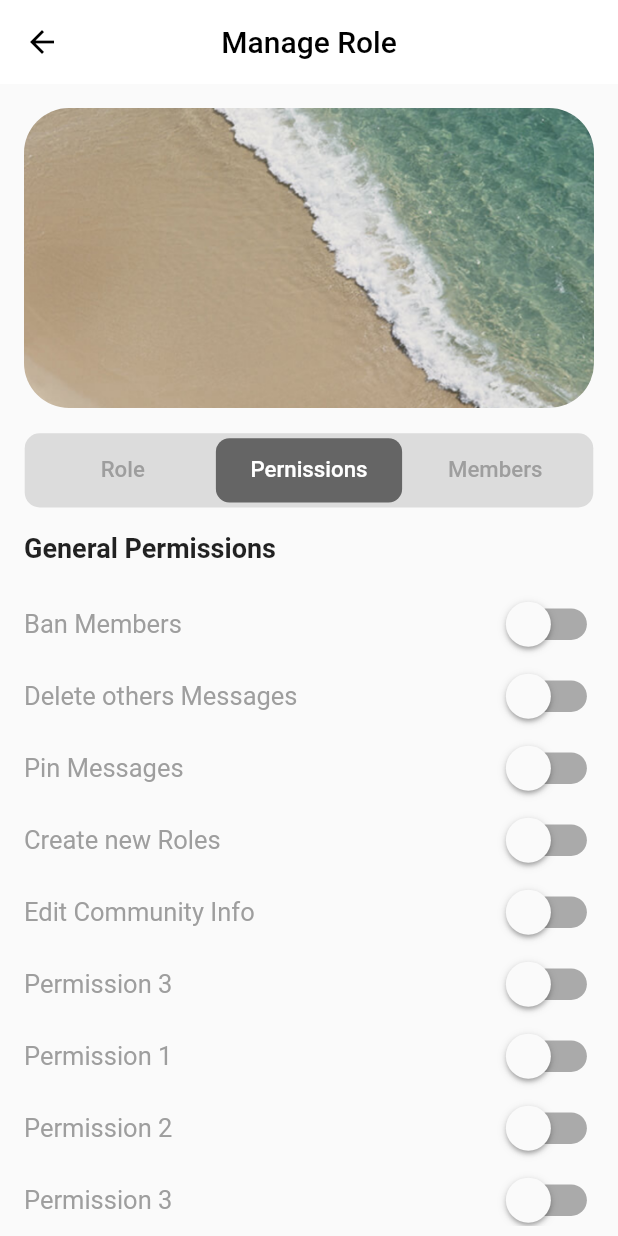
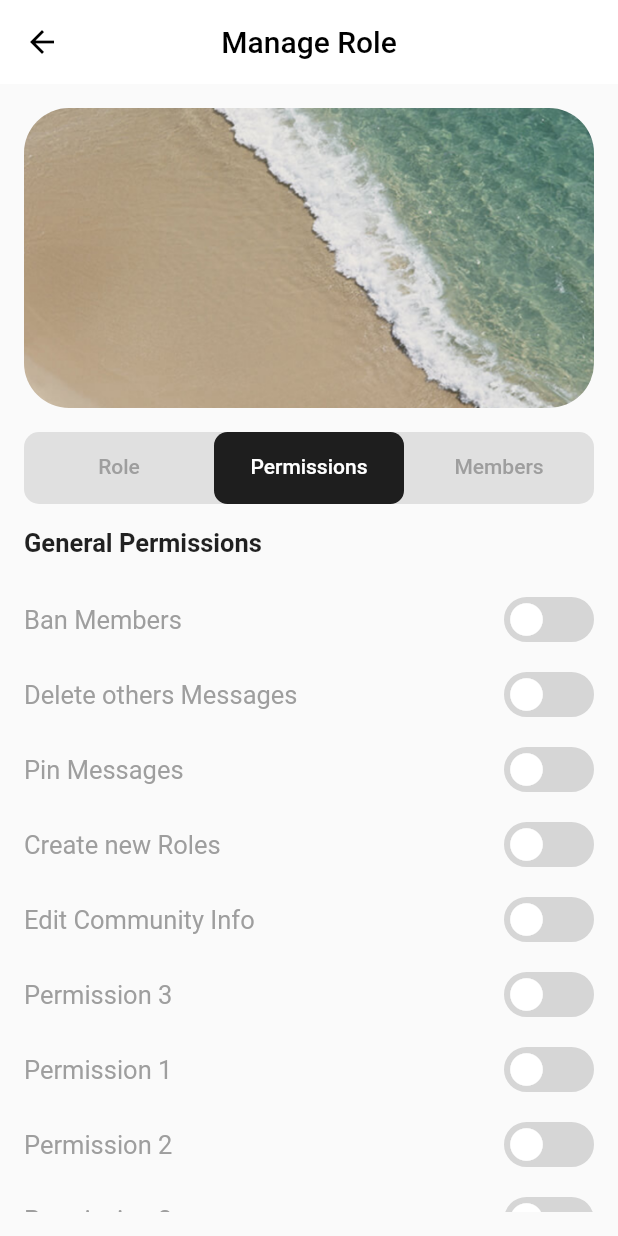
Before and after one commit to Priyanshu-Mallick/InternAssignment, a Flutter app: the screen it shows after launch, on a phone screen of 412 x 824 dp. Run offline on Flutter 3.47's test engine with Material 2 defaults, Android fonts, the phone set to English and light mode, and no system bars.

Commit message:
2nd Submission

```diff
--- a/Assignment/lib/assignment_screen.dart
+++ b/Assignment/lib/assignment_screen.dart
@@ -1,16 +1,17 @@
 import 'package:flutter/material.dart';
 
-class AssignmentScrren extends StatefulWidget {
-  const AssignmentScrren({super.key});
+class AssignmentScreen extends StatefulWidget {
+  const AssignmentScreen({Key? key}) : super(key: key);
 
   @override
-  State<AssignmentScrren> createState() => _AssignmentScrrenState();
+  State<AssignmentScreen> createState() => _AssignmentScreenState();
 }
 
-class _AssignmentScrrenState extends State<AssignmentScrren> with SingleTickerProviderStateMixin{
-
+class _AssignmentScreenState extends State<AssignmentScreen>
+    with SingleTickerProviderStateMixin {
   late TabController _tabController;
 
+  @override
   void initState() {
     super.initState();
     _tabController = TabController(length: 3, vsync: this, initialIndex: 1);
@@ -24,8 +25,6 @@ class _AssignmentScrrenState extends State<AssignmentScrren> with SingleTickerPr
 
   @override
   Widget build(BuildContext context) {
-
-    final screenWidth = MediaQuery.of(context).size.width;
     final screenHeight = MediaQuery.of(context).size.height;
 
     return Scaffold(
@@ -43,54 +42,45 @@ class _AssignmentScrrenState extends State<AssignmentScrren> with SingleTickerPr
             color: Colors.black,
           ),
           onPressed: () {
-            // Add navigation logic here
+            Navigator.of(context).pop();
           },
         ),
       ),
-      body: SingleChildScrollView(
-        physics: BouncingScrollPhysics(),
-        child: Column(
-          children: [
-            Padding(
+      body: NestedScrollView(
+        headerSliverBuilder: (BuildContext context, bool innerBoxIsScrolled) {
+          return <Widget>[
+            SliverToBoxAdapter(
+              child: Padding(
                 padding: EdgeInsets.all(16.0),
                 child: ClipRRect(
                   borderRadius: BorderRadius.circular(30.0),
                   child: Image.asset(
-                  'assets/ex.png', // Replace with the correct path to your image
+                    'assets/ex.png',
                     width: double.infinity,
-                  height: 200, // Adjust the height as needed
+                    height: 200,
                     fit: BoxFit.cover,
                   ),
                 ),
               ),
-            Padding(
-              padding:EdgeInsets.symmetric(
-                  horizontal: screenWidth * 0.04,
-                  vertical: screenHeight * 0.001),
-              child: Container(
-                height: screenHeight * 0.06,
-                // Set the desired height for the TabBar
-                padding: EdgeInsets.all(screenWidth * 0.008),
-                decoration: BoxDecoration(
-                  color: Colors.black12,
-                  borderRadius: BorderRadius.circular(10.0),
             ),
-                child: TabBar(
+            SliverPersistentHeader(
+              delegate: _SliverAppBarDelegate(
+                TabBar(
                   controller: _tabController,
-                  labelStyle: TextStyle(fontSize: screenHeight*0.018),
+                  labelStyle: TextStyle(fontSize: screenHeight * 0.017),
                   tabs: const [
                     Tab(
                       text: 'Role',
                     ),
                     Tab(
-                      text: 'Pernissions',
+                      text: 'Permissions',
                     ),
                     Tab(
                       text: 'Members',
                     ),
                   ],
                   indicator: BoxDecoration(
-                    color: Colors.black54,
+                    color: Colors.black87,
                     borderRadius: BorderRadius.circular(9.0),
                   ),
                   labelColor: Colors.white,
@@ -98,10 +88,11 @@ class _AssignmentScrrenState extends State<AssignmentScrren> with SingleTickerPr
                   physics: BouncingScrollPhysics(),
                 ),
               ),
+              pinned: true,
             ),
-            Container(
-              height: screenHeight * 0.6,
-              child: TabBarView(
+          ];
+        },
+        body: TabBarView(
           controller: _tabController,
           children: [
             RoleContent(),
@@ -110,19 +101,42 @@ class _AssignmentScrrenState extends State<AssignmentScrren> with SingleTickerPr
           ],
         ),
       ),
-          ],
+    );
+  }
+}
+
+class _SliverAppBarDelegate extends SliverPersistentHeaderDelegate {
+  final TabBar _tabBar;
+
+  _SliverAppBarDelegate(this._tabBar);
+
+  @override
+  double get minExtent => _tabBar.preferredSize.height;
+
+  @override
+  double get maxExtent => _tabBar.preferredSize.height;
+
+  @override
+  Widget build(
+      BuildContext context, double shrinkOffset, bool overlapsContent) {
+    return Padding(
+      padding: const EdgeInsets.symmetric(horizontal: 16),
+      child: Container(
+        decoration: BoxDecoration(
+          color: Colors.grey[300],
+          borderRadius: BorderRadius.circular(10),
+        ),
+        child: ClipRRect(
+          borderRadius: BorderRadius.circular(10),
+          child: _tabBar,
         ),
       ),
     );
   }
-}
 
-class RoleContent extends StatelessWidget {
   @override
-  Widget build(BuildContext context) {
-    return Center(
-      child: Text("Role content"),
-    );
+  bool shouldRebuild(_SliverAppBarDelegate oldDelegate) {
+    return false;
   }
 }
 
@@ -131,13 +145,15 @@ class PermissionsContent extends StatelessWidget {
   Widget build(BuildContext context) {
     return Padding(
       padding: EdgeInsets.all(16.0),
-      child: ListView(
+      child: SingleChildScrollView(
         physics: BouncingScrollPhysics(),
+        child: Column(
+          crossAxisAlignment: CrossAxisAlignment.start,
           children: [
             Text(
               "General Permissions",
               style: TextStyle(
-              fontSize: 18,
+                fontSize: 17,
                 fontWeight: FontWeight.bold,
               ),
             ),
@@ -155,9 +171,30 @@ class PermissionsContent extends StatelessWidget {
             PermissionListItem(name: "Permission 1"),
             PermissionListItem(name: "Permission 2"),
             PermissionListItem(name: "Permission 3"),
+            PermissionListItem(name: "Permission 3"),
+            PermissionListItem(name: "Permission 1"),
+            PermissionListItem(name: "Permission 2"),
+            PermissionListItem(name: "Permission 3"),
+            PermissionListItem(name: "Permission 1"),
+            PermissionListItem(name: "Permission 2"),
+            PermissionListItem(name: "Permission 3"),
+            PermissionListItem(name: "Permission 3"),
+            PermissionListItem(name: "Permission 1"),
+            PermissionListItem(name: "Permission 2"),
+            PermissionListItem(name: "Permission 3"),
             // Add more items as needed
           ],
         ),
+      ),
+    );
+  }
+}
+
+class RoleContent extends StatelessWidget {
+  @override
+  Widget build(BuildContext context) {
+    return Center(
+      child: Text("Role content"),
     );
   }
 }
@@ -185,25 +222,70 @@ class _PermissionListItemState extends State<PermissionListItem> {
 
   @override
   Widget build(BuildContext context) {
-    return Row(
+    return Padding(
+      padding: const EdgeInsets.symmetric(vertical: 10),
+      child: Row(
         mainAxisAlignment: MainAxisAlignment.spaceBetween,
         children: [
           Text(
             widget.name,
             style: TextStyle(fontSize: 17, color: Colors.grey),
           ),
-        Transform.scale(
-          scale: 1.5,
-          child: Switch(
-            value: isSwitched,
-            onChanged: (bool value) {
+          GestureDetector(
+            onTap: () {
               setState(() {
-                isSwitched = value;
+                isSwitched = !isSwitched;
               });
             },
+            child: Container(
+              width: 60,
+              height: 30,
+              decoration: BoxDecoration(
+                borderRadius: BorderRadius.circular(30),
+                color: isSwitched ? Colors.blue : Colors.grey[350],
+                border: Border.all(
+                  color: isSwitched ? Colors.blue : Colors.grey[350]!,
+                  width: 2.0,
+                ),
+              ),
+              child: Stack(
+                children: [
+                  AnimatedPositioned(
+                    duration: Duration(milliseconds: 200),
+                    curve: Curves.easeIn,
+                    left: isSwitched ? 30 : 0,
+                    child: AnimatedSwitcher(
+                      duration: Duration(milliseconds: 200),
+                      transitionBuilder:
+                          (Widget child, Animation<double> animation) {
+                        return RotationTransition(
+                          child: child,
+                          turns: animation,
+                        );
+                      },
+                      child: GestureDetector(
+                        onTap: () {
+                          setState(() {
+                            isSwitched = !isSwitched;
+                          });
+                        },
+                        child: Center(
+                          child: Icon(
+                            isSwitched ? Icons.circle : Icons.circle,
+                            color: Colors.white,
+                            size: 26.0,
+                            key: ValueKey<bool>(isSwitched),
+                          ),
+                        ),
+                      ),
                     ),
                   ),
                 ],
+              ),
+            ),
+          ),
+        ],
+      ),
     );
   }
 }
--- a/Assignment/lib/main.dart
+++ b/Assignment/lib/main.dart
@@ -12,7 +12,7 @@ class MyApp extends StatelessWidget {
   @override
   Widget build(BuildContext context) {
     return MaterialApp(
-      home: AssignmentScrren(),
+      home: AssignmentScreen(),
       debugShowCheckedModeBanner: false,
     );
   }
```
Lines whose indentation alone changed are shown as unchanged.
